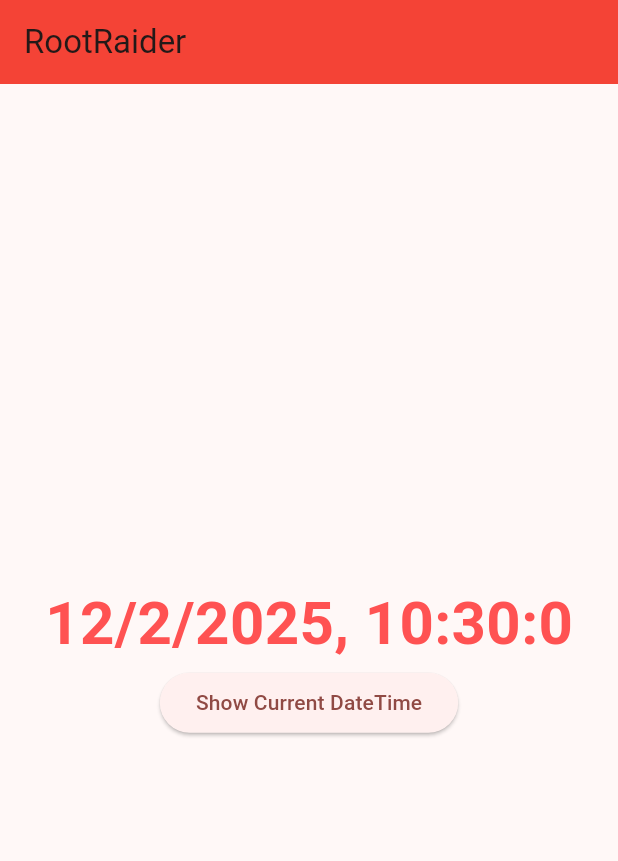
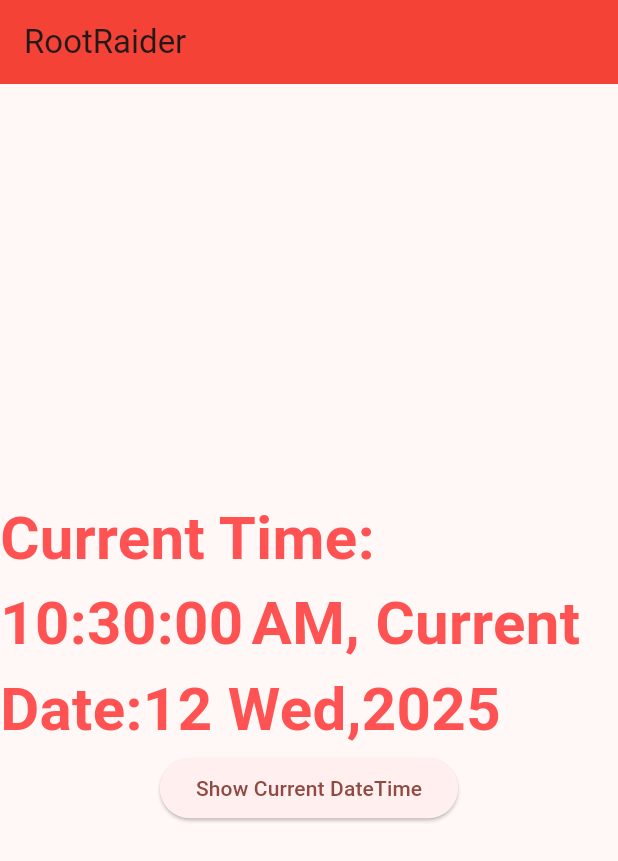
Before and after one commit to rshhridoy/flutter-playground, a Flutter app: the screen it shows after launch, on a phone screen of 412 x 824 dp. Shown: the top 861 px of the screen. Run offline on Flutter 3.47's test engine with Material 3 defaults, Android fonts, the phone set to English and light mode, and no system bars.

Commit message:
DateFormat

```diff
--- a/lib/main.dart
+++ b/lib/main.dart
@@ -1,4 +1,5 @@
 import 'package:flutter/material.dart';
+import 'package:intl/intl.dart';
 
 void main() {
   runApp(const MyApp());
@@ -51,7 +52,7 @@ class _MyHomePageState extends State<MyHomePage> {
           children: [
             Center(
               child: Text(
-                "${dateTime.day}/${dateTime.month}/${dateTime.year}, ${dateTime.hour}:${dateTime.minute}:${dateTime.second}",
+                'Current Time: ${DateFormat('jms').format(dateTime)}, Current Date:${DateFormat('d E,y').format(dateTime)}',
                 style: TextStyle(
                     color: Colors.redAccent,
                     fontSize: 40,
--- a/pubspec.yaml
+++ b/pubspec.yaml
@@ -38,6 +38,7 @@ dependencies:
 dev_dependencies:
   flutter_test:
     sdk: flutter
+  intl: ^0.20.2
 
   # The "flutter_lints" package below contains a set of recommended lints to
   # encourage good coding practices. The lint set provided by the package is
```
Also changed, not shown: pubspec.lock.
